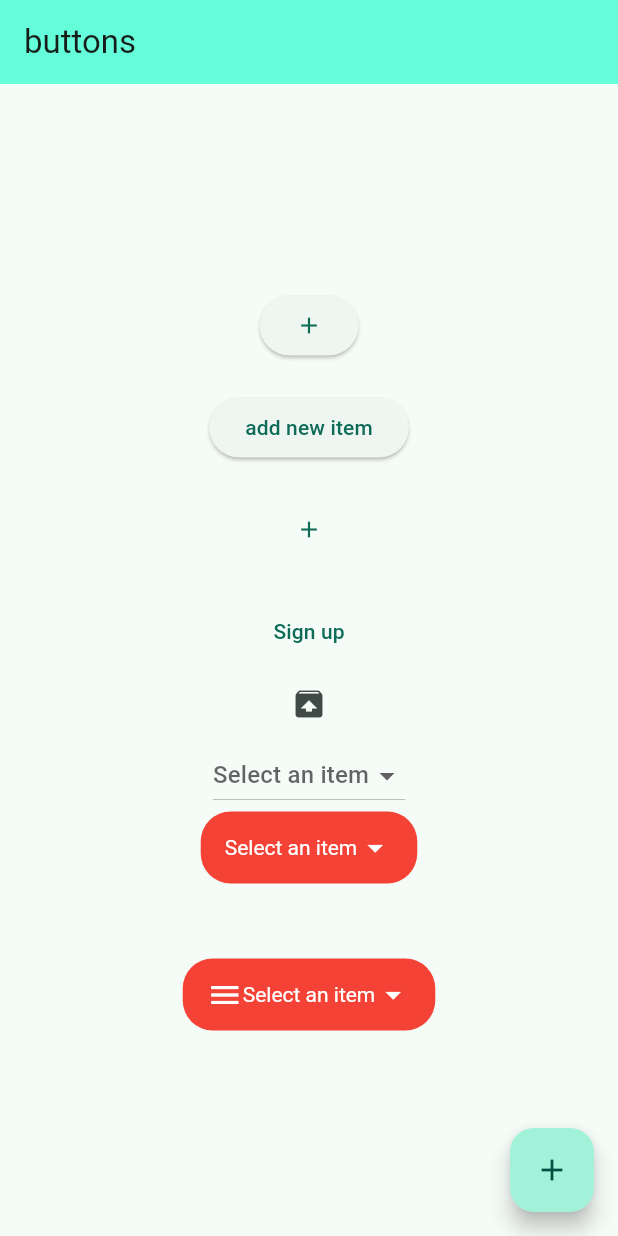
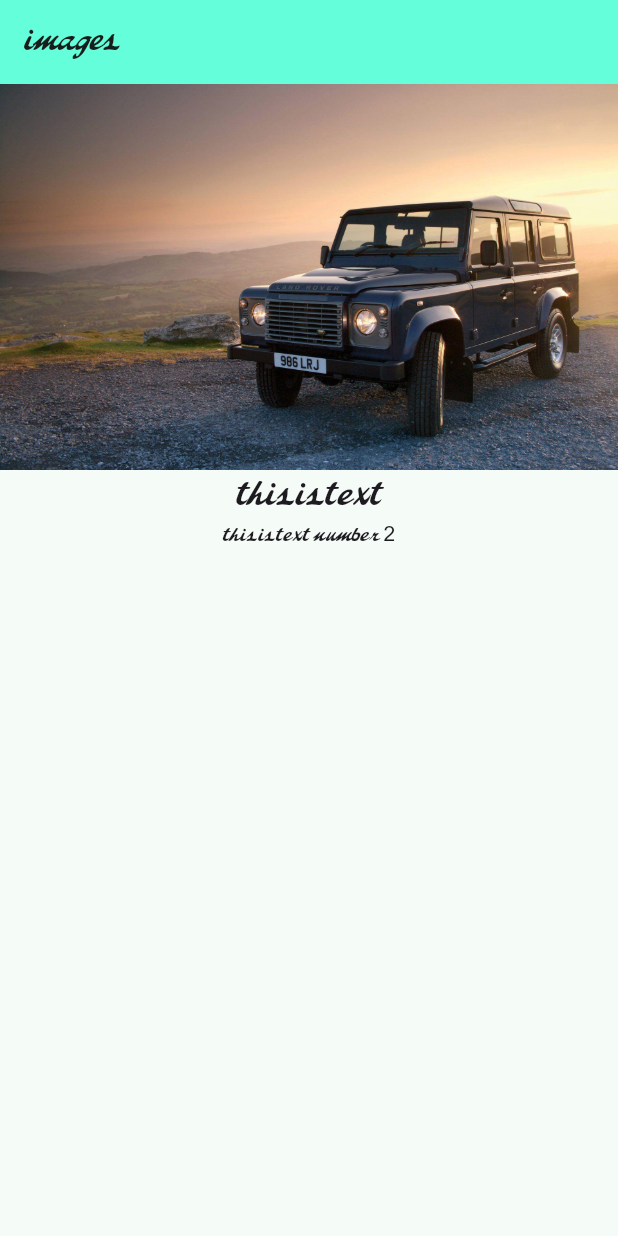
Before and after one commit to alibeigi95/training, a Flutter app: the screen it shows after launch, on a phone screen of 412 x 824 dp. Run offline on Flutter 3.47's test engine with Material 3 defaults, Android fonts, the phone set to English and light mode, and no system bars.

Commit message:
add new thing 3

```diff
--- a/lib/buttons_example.dart
+++ b/lib/buttons_example.dart
@@ -1,3 +1,4 @@
+/*
 import 'package:flutter/material.dart';
 
 class ButtonsExample extends StatefulWidget {
@@ -18,11 +19,15 @@ class _ButtonsExampleState extends State<ButtonsExample> {
           backgroundColor: Colors.tealAccent,
         ),
         body: _body(),
-        floatingActionButton: FloatingActionButton(
+        floatingActionButton:*/
+/* FloatingActionButton(
           onPressed: _showDialog,
           child: const Icon(Icons.add),
-        ),
-        /*Stack(
+        ),*//*
+
+*/
+/*
+        Stack(
           children: <Widget>[
             if (_isExpanded) ...[
               Positioned(
@@ -59,7 +64,9 @@ class _ButtonsExampleState extends State<ButtonsExample> {
               ),
             ),
           ],
-        )*/
+        )
+*//*
+
       );
 
   void _toggleButtons() {
@@ -332,3 +339,4 @@ class _ButtonsExampleState extends State<ButtonsExample> {
     );
   }
 }
+*/
--- /dev/null
+++ b/lib/image_example.dart
@@ -0,0 +1,35 @@
+import 'package:flutter/material.dart';
+
+class ImageExample extends StatefulWidget {
+  const ImageExample({super.key});
+
+  @override
+  State<ImageExample> createState() => _ImageExampleState();
+}
+
+class _ImageExampleState extends State<ImageExample> {
+  @override
+  Widget build(BuildContext context) => Scaffold(
+        appBar: AppBar(
+          title: const Text('images'),
+          backgroundColor: Colors.tealAccent,
+        ),
+        body: _body(),
+      );
+
+  Column _body() => Column(
+        children: [
+          Image.asset('assets/images/1.jpg'),
+          const Text(
+            'this is text',
+            style: TextStyle(
+              fontFamily: 'WalgreensScript',
+              fontSize: 24,
+            ),
+          ),
+          const Text(
+            'this is text number 2',
+          ),
+        ],
+      );
+}
--- a/lib/main.dart
+++ b/lib/main.dart
@@ -1,9 +1,13 @@
 import 'package:flutter/material.dart';
 import 'package:training/radio_example.dart';
+import 'package:training/snackbar_example.dart';
 
 import 'buttons_example.dart';
 import 'checkbox_example.dart';
+import 'examples.dart';
+import 'image_example.dart';
 import 'switch_example.dart';
+import 'switch_list.dart';
 
 void main() {
   runApp(const MyApp());
@@ -14,14 +18,18 @@ class MyApp extends StatelessWidget {
 
   // This widget is the root of your application.
   @override
-  Widget build(BuildContext context) {
-    return MaterialApp(
+  Widget build(BuildContext context) => MaterialApp(
         title: 'Flutter Demo',
         theme: ThemeData(
           colorScheme: ColorScheme.fromSeed(seedColor: Colors.tealAccent),
           useMaterial3: true,
+          fontFamily: 'WalgreensScript',
+          textTheme: Theme.of(context).textTheme.apply(
+                fontFamily: 'WalgreensScript',
               ),
-      home: const ButtonsExample(),
+        ),
+        home: ImageExample(),
       );
 }
-}
+
+//https://wallpapercave.com/land-rover-defender-wallpapers
```
Also changed, not shown: lib/examples.dart (added, +95 -0 lines), lib/snackbar_example.dart (added, +123 -0 lines), lib/switch_list.dart (added, +59 -0 lines), pubspec.yaml (+9 -9 lines), assets/fonts/walgreensscriptfreeversion.ttf (added), assets/images/1.jpg (added), assets/images/2.jpg (added), assets/images/3.jpg (added), assets/images/4.jpg (added), assets/images/5.jpg (added). Lines whose indentation alone changed are shown as unchanged.
